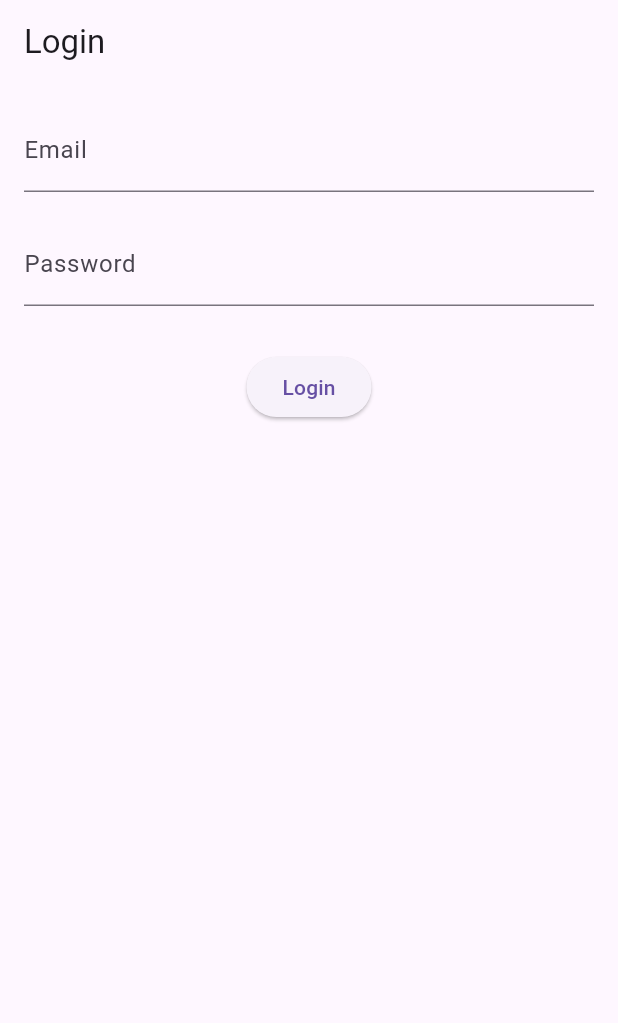
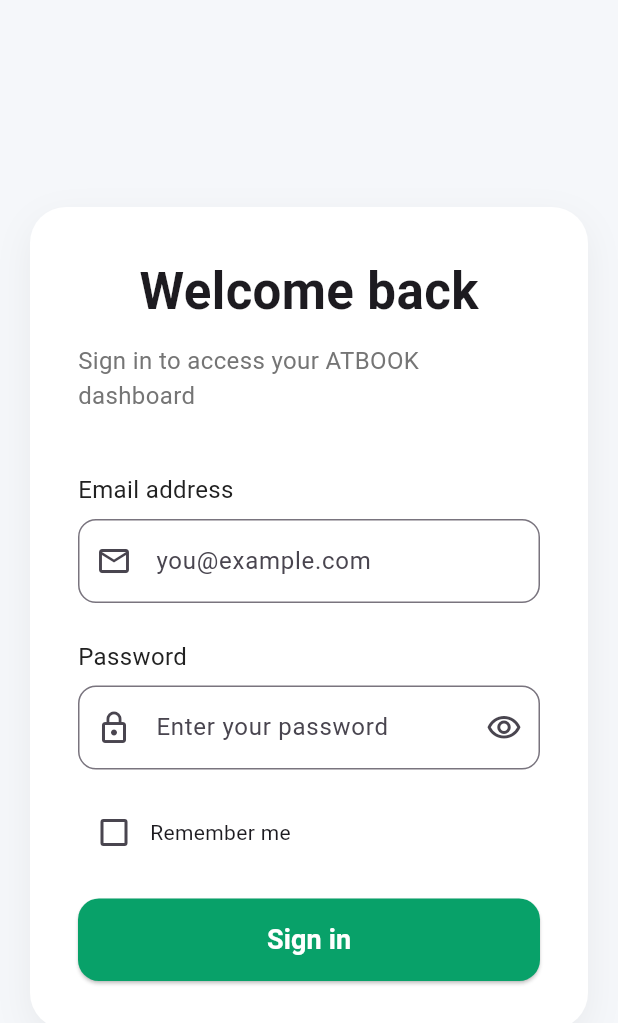
Before and after one commit to prorakib99-afk/atbookappbeta, a Flutter app: the screen it shows after launch, on a phone screen of 412 x 824 dp. Shown: the top 1023 px of the screen. Run offline on Flutter 3.47's test engine with Material 3 defaults, Android fonts, the phone set to English and light mode, and no system bars; our stand-ins replace dio, get, get_storage.

Commit message:
Login Redesign  and Log out Commit

```diff
--- a/lib/controller/auth_controller.dart
+++ b/lib/controller/auth_controller.dart
@@ -1,9 +1,9 @@
 import 'package:atbookappbeta/models/login_request.dart';
-import 'package:dio/dio.dart';
 import 'package:get/get.dart';
 import 'package:get_storage/get_storage.dart';
 import '../services/api_services.dart';
 import '../views/dashboard_screen.dart';
+import '../views/login_screen.dart';
 
 class AuthController extends GetxController {
   final ApiService apiService = ApiService();
@@ -28,4 +28,18 @@
       isLoading.value = false;
     }
   }
+
+  Future<void> logout() async {
+    // token remove
+    await box.remove('access_token');
+
+    await box.erase();
+
+    Get.deleteAll(force: true);
+
+    Get.offAllNamed('/');
+
+    // Login Screen এ নিয়ে যাবে
+    Get.offAll(() => LoginScreen());
+  }
 }
--- a/lib/views/dashboard_screen.dart
+++ b/lib/views/dashboard_screen.dart
@@ -1,14 +1,30 @@
+import 'package:atbookappbeta/controller/auth_controller.dart';
 import 'package:flutter/material.dart';
+import 'package:get/get.dart';
 
 class DashboardScreen extends StatelessWidget {
   const DashboardScreen({super.key});
 
   @override
   Widget build(BuildContext context) {
+    final AuthController authController = Get.put(AuthController());
+
     return Scaffold(
       appBar: AppBar(title: const Text("Dashboard")),
-      body: const Center(
-        child: Text("Login Success", style: TextStyle(fontSize: 22)),
+      body: Column(
+        mainAxisAlignment: MainAxisAlignment.center,
+        children: [
+          const Center(
+            child: Text("Login Success", style: TextStyle(fontSize: 22)),
+          ),
+          const SizedBox(height: 20),
+          ElevatedButton(
+            onPressed: () async {
+              await Get.find<AuthController>().logout();
+            },
+            child: const Text("Logout"),
+          ),
+        ],
       ),
     );
   }
--- a/lib/views/login_screen.dart
+++ b/lib/views/login_screen.dart
@@ -1,55 +1,194 @@
 import 'package:atbookappbeta/controller/auth_controller.dart';
 import 'package:flutter/material.dart';
 import 'package:get/get.dart';
+import 'package:get_storage/get_storage.dart';
 
-class LoginScreen extends StatelessWidget {
-  LoginScreen({super.key});
+class LoginScreen extends StatefulWidget {
+  const LoginScreen({super.key});
 
+  @override
+  State<LoginScreen> createState() => _LoginScreenState();
+}
+
+class _LoginScreenState extends State<LoginScreen> {
   final emailController = TextEditingController();
-
   final passwordController = TextEditingController();
 
   final AuthController authController = Get.put(AuthController());
+  final GetStorage box = GetStorage();
+
+  bool rememberMe = false;
+  bool isPasswordHidden = true;
+
+  @override
+  void initState() {
+    super.initState();
+
+    final savedEmail = box.read('remember_email');
+
+    if (savedEmail != null) {
+      emailController.text = savedEmail;
+      rememberMe = true;
+    }
+  }
 
   @override
   Widget build(BuildContext context) {
     return Scaffold(
-      appBar: AppBar(title: const Text("Login")),
-      body: Padding(
-        padding: const EdgeInsets.all(16),
+      backgroundColor: const Color(0xFFF5F7FA),
+      body: Center(
+        child: SingleChildScrollView(
+          child: Container(
+            width: 450,
+            margin: const EdgeInsets.all(20),
+            padding: const EdgeInsets.all(32),
+            decoration: BoxDecoration(
+              color: Colors.white,
+              borderRadius: BorderRadius.circular(24),
+              boxShadow: [
+                BoxShadow(
+                  color: Colors.grey.withOpacity(.15),
+                  blurRadius: 20,
+                  offset: const Offset(0, 8),
+                ),
+              ],
+            ),
             child: Column(
+              mainAxisSize: MainAxisSize.min,
               children: [
+                const Text(
+                  "Welcome back",
+                  style: TextStyle(fontSize: 34, fontWeight: FontWeight.bold),
+                ),
+
+                const SizedBox(height: 10),
+
+                Text(
+                  "Sign in to access your ATBOOK dashboard",
+                  style: TextStyle(fontSize: 16, color: Colors.grey.shade600),
+                ),
+
+                const SizedBox(height: 40),
+
+                Align(
+                  alignment: Alignment.centerLeft,
+                  child: Text(
+                    "Email address",
+                    style: TextStyle(fontSize: 16, color: Colors.grey.shade900),
+                  ),
+                ),
+
+                const SizedBox(height: 8),
+
                 TextField(
                   controller: emailController,
-              decoration: const InputDecoration(labelText: "Email"),
+                  decoration: InputDecoration(
+                    hintText: "you@example.com",
+                    prefixIcon: const Icon(Icons.email_outlined),
+                    border: OutlineInputBorder(
+                      borderRadius: BorderRadius.circular(12),
+                    ),
+                  ),
+                ),
+
+                const SizedBox(height: 24),
+
+                Align(
+                  alignment: Alignment.centerLeft,
+                  child: Text(
+                    "Password",
+                    style: TextStyle(fontSize: 16, color: Colors.grey.shade900),
+                  ),
+                ),
+
+                const SizedBox(height: 8),
+
+                TextField(
+                  controller: passwordController,
+                  obscureText: isPasswordHidden,
+                  decoration: InputDecoration(
+                    hintText: "Enter your password",
+                    prefixIcon: const Icon(Icons.lock_outline),
+                    suffixIcon: IconButton(
+                      icon: Icon(
+                        isPasswordHidden
+                            ? Icons.visibility_outlined
+                            : Icons.visibility_off_outlined,
+                      ),
+                      onPressed: () {
+                        setState(() {
+                          isPasswordHidden = !isPasswordHidden;
+                        });
+                      },
+                    ),
+                    border: OutlineInputBorder(
+                      borderRadius: BorderRadius.circular(12),
+                    ),
+                  ),
+                ),
+
+                const SizedBox(height: 18),
+
+                Row(
+                  children: [
+                    Checkbox(
+                      value: rememberMe,
+                      onChanged: (value) {
+                        setState(() {
+                          rememberMe = value ?? false;
+                        });
+                      },
+                    ),
+                    const Text("Remember me"),
+                  ],
                 ),
 
                 const SizedBox(height: 20),
 
-            TextField(
-              controller: passwordController,
-              obscureText: true,
-              decoration: const InputDecoration(labelText: "Password"),
+                SizedBox(
+                  width: double.infinity,
+                  height: 55,
+                  child: Obx(
+                    () => authController.isLoading.value
+                        ? const Center(child: CircularProgressIndicator())
+                        : ElevatedButton(
+                            style: ElevatedButton.styleFrom(
+                              backgroundColor: const Color(0xFF08A169),
+                              foregroundColor: Colors.white,
+                              shape: RoundedRectangleBorder(
+                                borderRadius: BorderRadius.circular(14),
                               ),
+                            ),
+                            onPressed: () async {
+                              if (rememberMe) {
+                                await box.write(
+                                  'remember_email',
+                                  emailController.text.trim(),
+                                );
+                              } else {
+                                await box.remove('remember_email');
+                              }
 
-            const SizedBox(height: 30),
-
-            Obx(
-              () => authController.isLoading.value
-                  ? const CircularProgressIndicator()
-                  : ElevatedButton(
-                      onPressed: () {
                               authController.login(
-                          emailController.text,
-                          passwordController.text,
+                                emailController.text.trim(),
+                                passwordController.text.trim(),
                               );
                             },
-                      child: const Text("Login"),
+                            child: const Text(
+                              "Sign in",
+                              style: TextStyle(
+                                fontSize: 18,
+                                fontWeight: FontWeight.w600,
+                              ),
+                            ),
+                          ),
                   ),
                 ),
               ],
             ),
           ),
+        ),
+      ),
     );
   }
 }
--- a/pubspec.yaml
+++ b/pubspec.yaml
@@ -37,7 +37,6 @@
   dio: ^5.9.2
   get: ^4.7.3
   get_storage: ^2.1.1
-
 dev_dependencies:
   flutter_test:
     sdk: flutter
```
Lines whose indentation alone changed are shown as unchanged.
